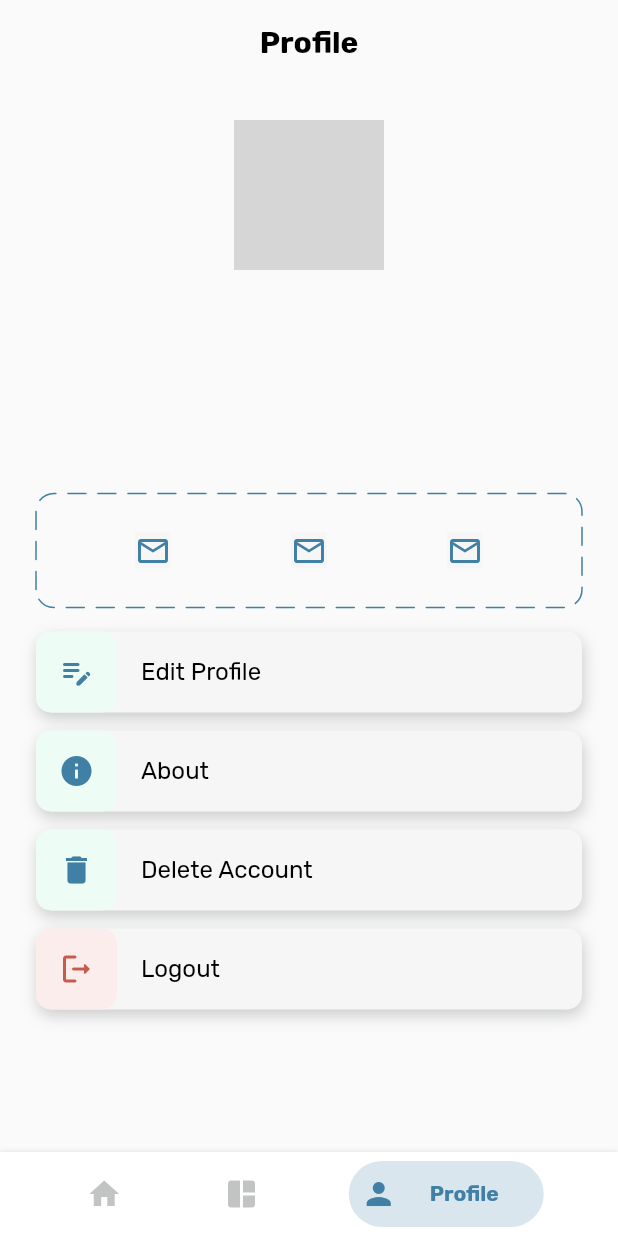
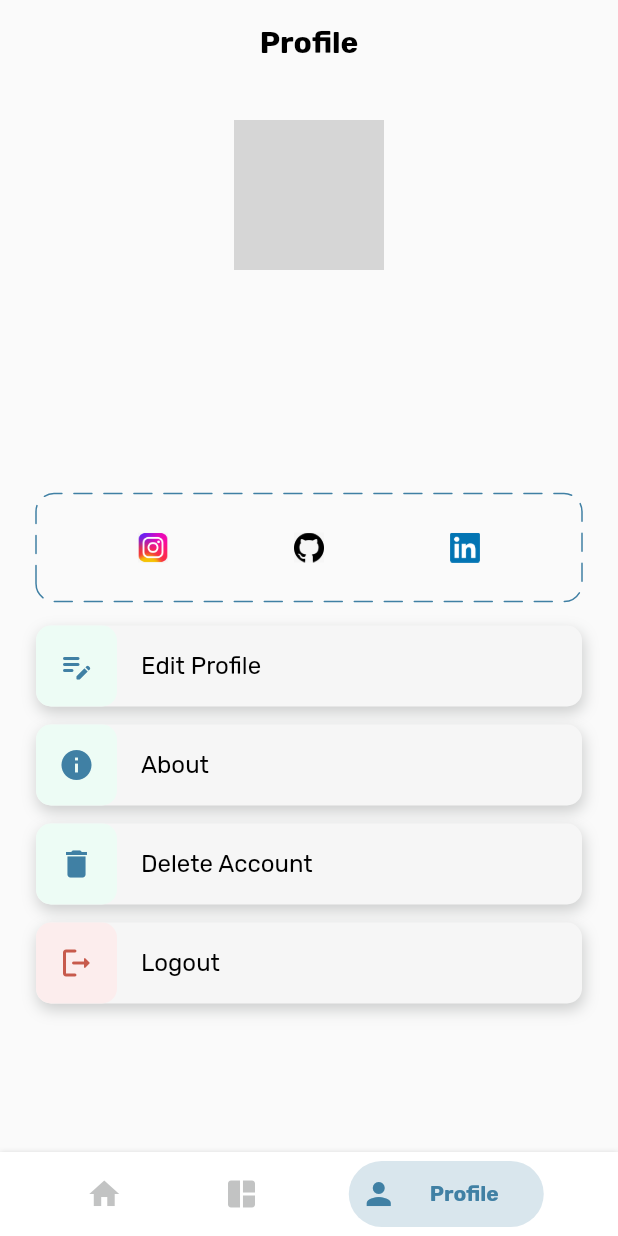
Before and after one commit to adambadruzz/mocap, a Flutter app: the screen it shows once a user with an empty profile is signed in, swiped to page 3, on a phone screen of 412 x 824 dp. Run offline on Flutter 3.47's test engine with Material 2 defaults, Android fonts, the light colour scheme and no system bars; drawn by our look-alikes of bottom_navy_bar, dotted_border; our stand-ins replace cached_network_image, cloud_firestore, firebase_auth, firebase_core, firebase_messaging, firebase_storage and 5 more; accounts and stored records are empty; network calls fail; grey boxes are pictures that could not be loaded.

Commit message:
update button

```diff
--- a/lib/global_widgets/icon_button.dart
+++ b/lib/global_widgets/icon_button.dart
@@ -1,7 +1,7 @@
 import 'package:flutter/material.dart';
 import 'package:mocap/constants.dart';
 
-Widget customIconButton(IconData icon, VoidCallback onTap) {
+Widget customIconButton(String image, VoidCallback onTap) {
   return GestureDetector(
     onTap: onTap,
     child: Container(
@@ -9,9 +9,10 @@ Widget customIconButton(IconData icon, VoidCallback onTap) {
         borderRadius: BorderRadius.circular(double.infinity),
         color: lightGreyFigma,
       ),
-      child: Icon(
-        icon,
-        color: blueFigma,
+      child: Image.asset(
+        image,
+        height: 20,
+        width: 20,
       ),
     ),
   );
--- a/lib/view/profile_view.dart
+++ b/lib/view/profile_view.dart
@@ -100,7 +100,7 @@ class _ProfileViewState extends State<ProfileView> {
       ),
       body: SingleChildScrollView(
         child: Padding(
-          padding: EdgeInsets.all(paddingL),
+          padding: const EdgeInsets.all(paddingL),
           child: Column(
             mainAxisAlignment: MainAxisAlignment.center,
             children: [
@@ -122,7 +122,6 @@ class _ProfileViewState extends State<ProfileView> {
                   fontSize: 24,
                   fontWeight: FontWeight.bold,
                 ),
-
               ),
               const SizedBox(height: paddingM),
               Text(
@@ -158,11 +157,11 @@ class _ProfileViewState extends State<ProfileView> {
                 dashPattern: const [12, 8],
                 child: Container(
                     width: double.infinity,
-                    padding: EdgeInsets.all(paddingL),
+                    padding: const EdgeInsets.all(paddingL),
                     child: Row(
                       mainAxisAlignment: MainAxisAlignment.spaceAround,
                       children: [
-                        customIconButton(Icons.email_outlined, () {
+                        customIconButton("assets/images/instagram.png", () {
                           final instagramUsername = _userDetails['instagram'];
                           if (instagramUsername != null) {
                             final instagramUrl =
@@ -170,7 +169,7 @@ class _ProfileViewState extends State<ProfileView> {
                             _launchUrl(instagramUrl);
                           }
                         }),
-                        customIconButton(Icons.email_outlined, () {
+                        customIconButton("assets/images/github.png", () {
                           final githubUsername = _userDetails['github'];
                           if (githubUsername != null) {
                             final githubUrl =
@@ -178,7 +177,7 @@ class _ProfileViewState extends State<ProfileView> {
                             _launchUrl(githubUrl);
                           }
                         }),
-                        customIconButton(Icons.email_outlined, () {
+                        customIconButton("assets/images/linkedin.png", () {
                           final linkedinUsername = _userDetails['linkedin'];
                           if (linkedinUsername != null) {
                             final linkedinUrl =
@@ -206,7 +205,7 @@ class _ProfileViewState extends State<ProfileView> {
                 Navigator.push(
                   context,
                   MaterialPageRoute(
-                    builder: (context) => AboutView(),
+                    builder: (context) => const AboutView(),
                   ),
                 );
               }),
```
